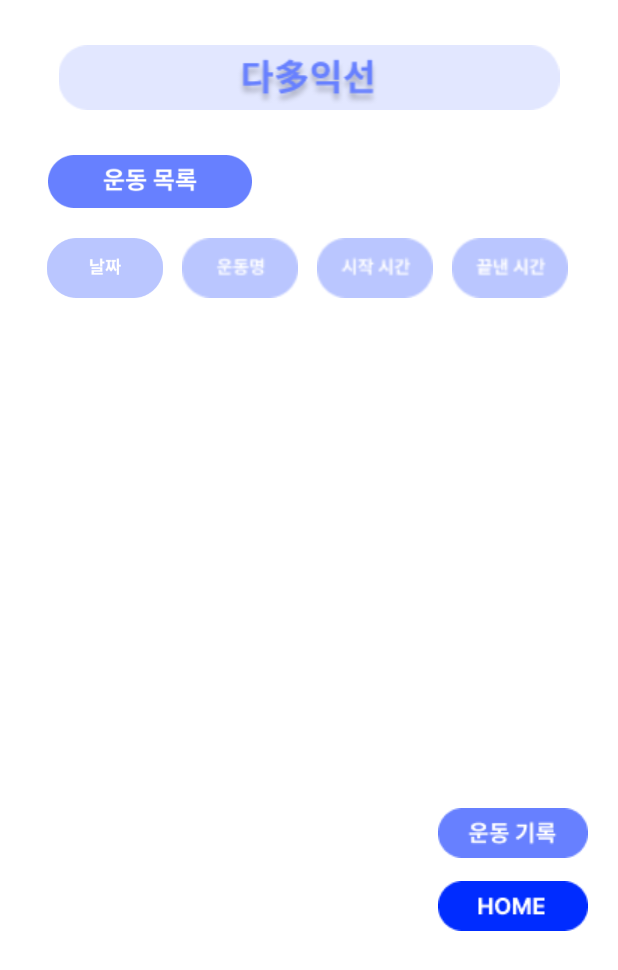
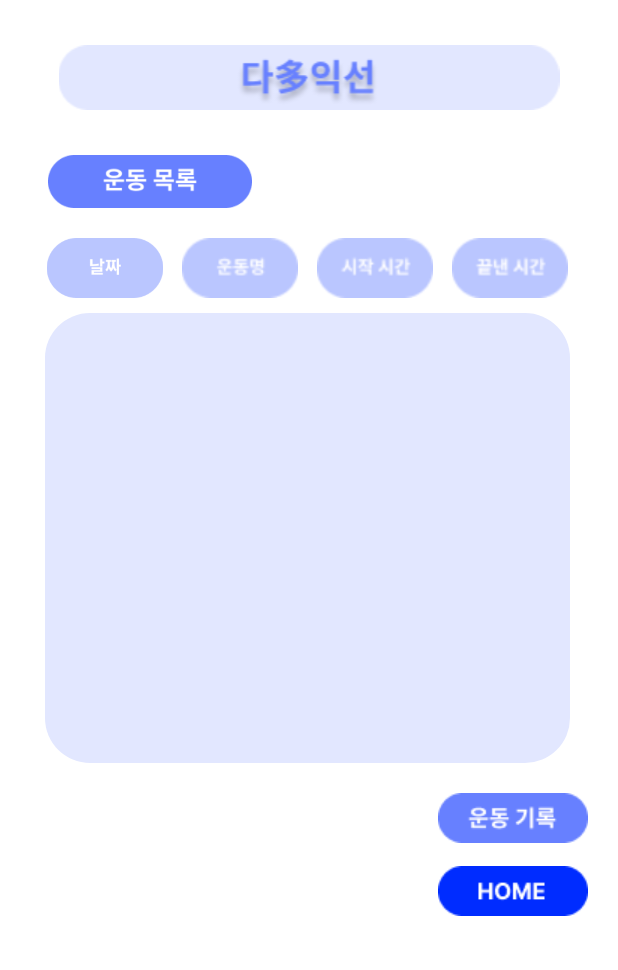
Before and after one commit to ddddabi/GURU2_project, an Android app: the ExerciseActivity screen opened directly, with no data from a screen before it, on a phone screen of 412 x 824 dp. Shown: the top 970 px of the screen. Run offline under Robolectric (Android 15) with nearby library versions, the phone set to English and light mode, and no system bars.

Commit message:
운동 목록 가운데 정렬 필요

```diff
--- a/app/src/main/res/layout/activity_exercise.xml
+++ b/app/src/main/res/layout/activity_exercise.xml
@@ -72,23 +72,50 @@
         </ImageView>
     </LinearLayout>
 
-    <ScrollView
-        android:layout_width="match_parent"
+    <LinearLayout
+        android:layout_width="wrap_content"
+        android:background="@drawable/round_btn2"
         android:layout_height="300dp"
         android:layout_marginTop="10dp"
         android:layout_marginRight="30dp"
         android:layout_marginLeft="30dp"
-        android:layout_marginBottom="30dp">
+        android:layout_marginBottom="20dp"
+        android:orientation="horizontal">
 
         <LinearLayout
-            android:id="@+id/ExerciseList"
-            android:background="@drawable/round_btn2"
-            android:layout_width="match_parent"
-            android:layout_height="match_parent"
+            android:id="@+id/EDate"
+            android:layout_width="80dp"
+            android:layout_height="wrap_content"
             android:orientation="vertical">
         </LinearLayout>
 
-    </ScrollView>
+        <LinearLayout
+            android:id="@+id/EName"
+            android:layout_width="80dp"
+            android:layout_height="wrap_content"
+            android:layout_marginLeft="10dp"
+            android:orientation="vertical">
+        </LinearLayout>
+
+        <LinearLayout
+            android:id="@+id/EStartTime"
+            android:layout_width="80dp"
+            android:layout_height="wrap_content"
+            android:layout_marginLeft="10dp"
+            android:orientation="vertical">
+        </LinearLayout>
+
+        <LinearLayout
+            android:id="@+id/EFinishTime"
+            android:layout_width="80dp"
+            android:layout_height="wrap_content"
+            android:layout_marginLeft="10dp"
+            android:orientation="vertical">
+        </LinearLayout>
+
+
+    </LinearLayout>
+
 
     <ImageButton
         android:id="@+id/btn_exer_list"
```
Also changed, not shown: app/src/main/java/com/example/guru2_project/ExerciseActivity.kt (+50 -12 lines).
